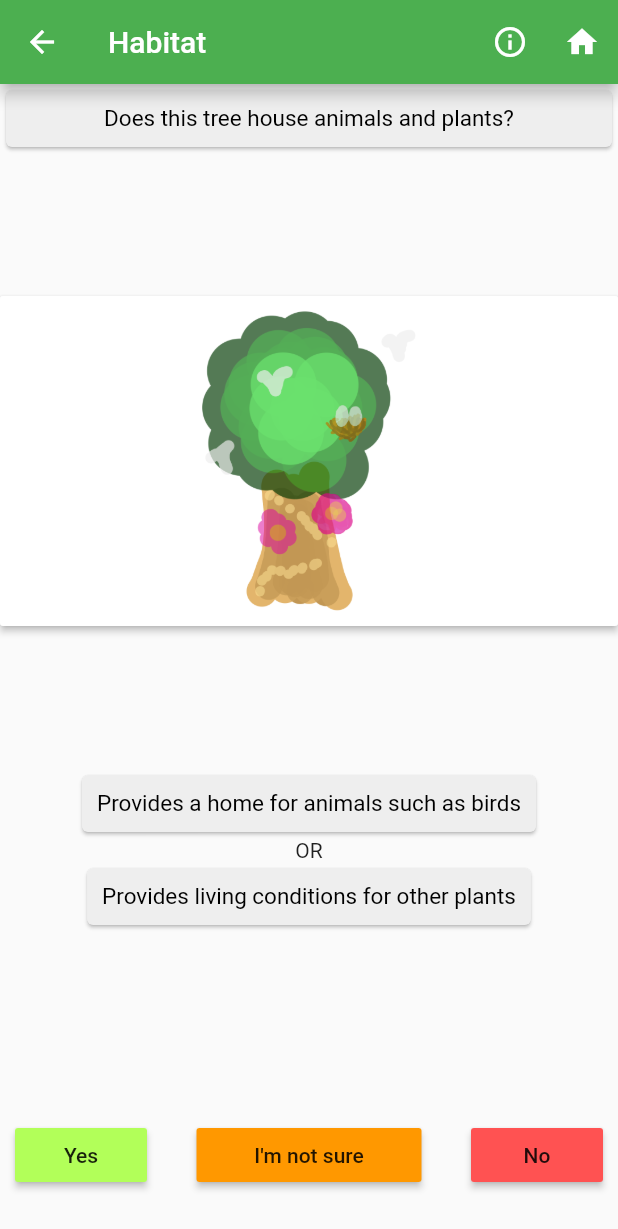
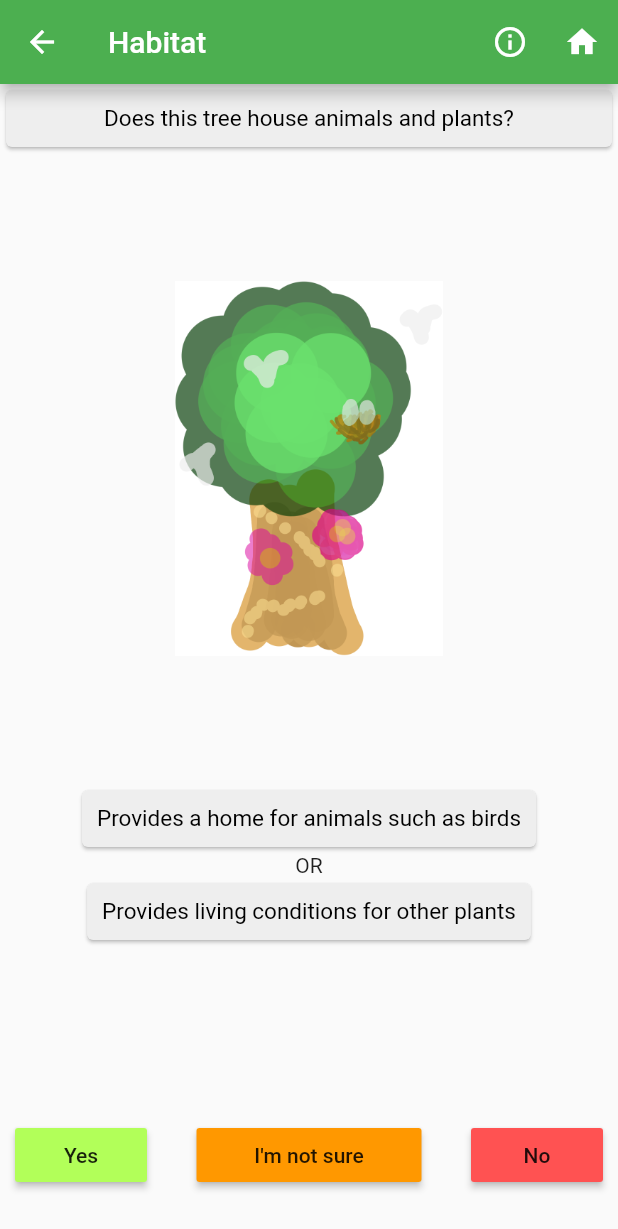
Before and after one commit to aaronddino/Mushroom-Projects, a Flutter app: the HabitatStatusPage screen opened by its route, on a phone screen of 412 x 824 dp. Shown: the top 1229 px of the screen. Run offline on Flutter 3.47's test engine with Material 2 defaults, Android fonts, the phone set to English and light mode, and no system bars; our stand-ins replace firebase_auth, firebase_database, firebase_storage, image_picker, location; missing offline and left inert: map_view; accounts and stored records are empty; statements that could not run were skipped.

Commit message:
final changes

```diff
--- a/seeatree_4_aed/lib/auth.dart
+++ b/seeatree_4_aed/lib/auth.dart
@@ -1,5 +1,6 @@
 import 'dart:async';
 import 'package:firebase_auth/firebase_auth.dart';
+import 'package:seeatree_4_aed/objects/item.dart' as globals;
 
 abstract class BaseAuth{
   Future<String> signInWithEmailAndPassword(String email, String password);
@@ -13,16 +14,19 @@ class Auth implements BaseAuth {
 
   Future<String> signInWithEmailAndPassword(String email, String password) async{
     FirebaseUser user = await _firebaseAuth.signInWithEmailAndPassword(email: email, password: password);
+    globals.useremail = email;
     return user.uid;
   }
 
   Future<String> createUserWithEmailAndPassword(String email, String password) async{
     FirebaseUser user = await _firebaseAuth.createUserWithEmailAndPassword(email: email, password: password);
+    globals.useremail = email;
     return user.uid;
   }
 
   Future<String> currentUser() async{
     FirebaseUser user = await _firebaseAuth.currentUser();
+    globals.useremail = user.email;
     return user.uid;
   }
 
--- a/seeatree_4_aed/lib/homepage.dart
+++ b/seeatree_4_aed/lib/homepage.dart
@@ -258,7 +258,7 @@ class HomePageState extends State<HomePage> {
                             image: new AssetImage("assets/tree3.png"),
                             width: 330.0,
                             height: 150.0),
-                        new Text("Everyones Tree"),
+                        new Text("Everyone's Tree"),
                       ],
                     ),
                     onPressed: () {
--- a/seeatree_4_aed/lib/pages/addtree/10_shape_page.dart
+++ b/seeatree_4_aed/lib/pages/addtree/10_shape_page.dart
@@ -43,7 +43,7 @@ class ShapeStatusPage extends StatelessWidget{
           new TextCard(text:"Does this tree present unusual growth or form?", size: 15.0, box:Colors.grey[200]),
           PictureButtonNoText(
             image: "assets/Shape.png",
-            nextpage: "/HistoricalStatus",
+            nextpage: "/ShapeInfo",
             width: 160.0,
             height: 200.0,
           ),
--- a/seeatree_4_aed/lib/pages/addtree/11_habitat_page.dart
+++ b/seeatree_4_aed/lib/pages/addtree/11_habitat_page.dart
@@ -44,12 +44,10 @@ class HabitatStatusPage extends StatelessWidget {
                 text: "Does this tree house animals and plants?",
                 size: 15.0,
                 box: Colors.grey[200]),
-            PictureButtonNoText(
-              image: "assets/Habitat.png",
-              nextpage: "/HabitatStatus",
-              width: 160.0,
-              height: 200.0,
-            ),
+            new Image(
+                  image: new AssetImage("assets/Habitat.png"),
+                  width: 250.0,
+                  height: 250.0),
             new Column(
               children: <Widget>[
                 //new Text("Provides a home for animals such as birds"),
--- a/seeatree_4_aed/lib/pages/addtree/8_botanical_page.dart
+++ b/seeatree_4_aed/lib/pages/addtree/8_botanical_page.dart
@@ -43,7 +43,7 @@ class BotanicalStatusPage extends StatelessWidget{
           new TextCard(text:"Is this tree rare in the wild?", size: 15.0, box:Colors.grey[200]),
           PictureButtonNoText(
             image: "assets/Botanical.png",
-            nextpage: "/BotanicalStatus",
+            nextpage: "/RareInfo",
             width: 160.0,
             height: 200.0,
           ),
--- a/seeatree_4_aed/lib/pages/addtree/9_historical_page.dart
+++ b/seeatree_4_aed/lib/pages/addtree/9_historical_page.dart
@@ -43,7 +43,7 @@ class HistoricalStatusPage extends StatelessWidget{
           new TextCard(text:"Does this tree have history?", size: 15.0, box:Colors.grey[200]),
           PictureButtonNoText(
             image: "assets/Historical.png",
-            nextpage: "/HistoricalStatus",
+            nextpage: "/HistoricInfo",
             width: 160.0,
             height: 200.0,
           ),
--- a/seeatree_4_aed/lib/pages/information/hollow_trunk_info_page.dart
+++ b/seeatree_4_aed/lib/pages/information/hollow_trunk_info_page.dart
@@ -61,7 +61,7 @@ class HollowInfoPage extends StatelessWidget{
       appBar: new AppBar(title: new Text("What is a Hollow Trunk?"), backgroundColor: Colors.green),
       body: new Column(
         children: <Widget>[
-          new Image(image: new AssetImage("assets/placeholder.png"), height: 250.0, width: 300.0),
+          new Image(image: new AssetImage("assets/hollow.png"), height: 250.0, width: 300.0),
           new Flexible( //Information
 
             child: new ListView(
--- a/seeatree_4_aed/lib/pages/information/leaves_info_page.dart
+++ b/seeatree_4_aed/lib/pages/information/leaves_info_page.dart
@@ -60,7 +60,7 @@ class LackLeavesInfoPage extends StatelessWidget{
       appBar: new AppBar(title: new Text("What does a Lack of Leaves Mean?"), backgroundColor: Colors.green),
       body: new Column(
         children: <Widget>[
-          new Image(image: new AssetImage("assets/placeholder.png"), height: 250.0, width: 300.0),
+          new Image(image: new AssetImage("assets/lack_leaves.png"), height: 250.0, width: 300.0),
           new Flexible( //Information
 
             child: new ListView(
--- a/seeatree_4_aed/lib/pages/information/wide_trunk_info_page.dart
+++ b/seeatree_4_aed/lib/pages/information/wide_trunk_info_page.dart
@@ -59,7 +59,7 @@ class WideTrunkInfoPage extends StatelessWidget{
       appBar: new AppBar(title: new Text("What is a Wide Trunk?"), backgroundColor: Colors.green),
       body: new Column(
         children: <Widget>[
-          new Image(image: new AssetImage("assets/placeholder.png"), height: 250.0, width: 300.0),
+          new Image(image: new AssetImage("assets/wide_trunk.png"), height: 250.0, width: 300.0),
           new Flexible( //Information
 
             child: new ListView(
--- a/seeatree_4_aed/lib/rootpage.dart
+++ b/seeatree_4_aed/lib/rootpage.dart
@@ -40,7 +40,8 @@ void _signedOut(){
 }
   @override
   Widget build(BuildContext context){
-    switch(authStatus){
+
+        switch(authStatus){
       case AuthStatus.notSignedIn:
         return new LoginPage
         (auth: widget.auth,
@@ -53,5 +54,7 @@ void _signedOut(){
         );
     }
 
+
+
   }
 }
--- a/seeatree_4_aed/pubspec.yaml
+++ b/seeatree_4_aed/pubspec.yaml
@@ -96,7 +96,11 @@ flutter:
   - assets/Water_Gum.jpg
   - assets/Wheel_of_Fire.jpg
   - assets/placeholder.png
+  - assets/hollow.png
   - assets/home_tree.png
+  - assets/lack_leaves.png
+  - assets/map_holder.PNG
+  - assets/wide_trunk.png
 
 
   # An image asset can refer to one or more resolution-specific "variants", see
```
Also changed, not shown: seeatree_4_aed/lib/pages/addtree/0_permission_page.dart (+4 -6 lines), seeatree_4_aed/lib/pages/addtree/4_landmark_page.dart (+11 -10 lines), seeatree_4_aed/lib/pages/community/1_community_page.dart (+2 -6 lines), seeatree_4_aed/lib/pages/mytrees/1_my_trees_page.dart (+30 -1 lines), seeatree_4_aed/assets/hollow.png (added), seeatree_4_aed/assets/lack_leaves.png (added), seeatree_4_aed/assets/map_holder.PNG (added), seeatree_4_aed/assets/wide_trunk.png (added).
